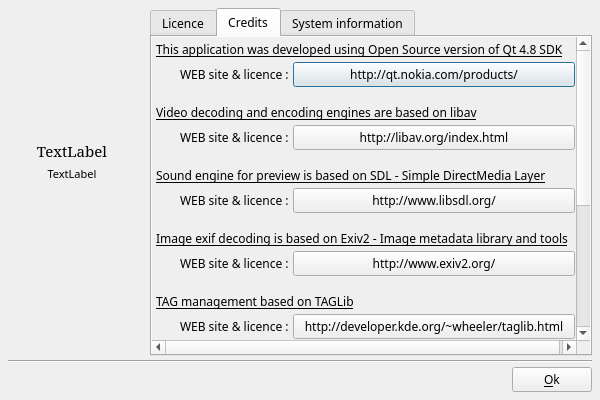
Old version of the form src/ffDiaporama/DlgAbout/DlgAbout.ui in the repository boenki/ffdiaporama.
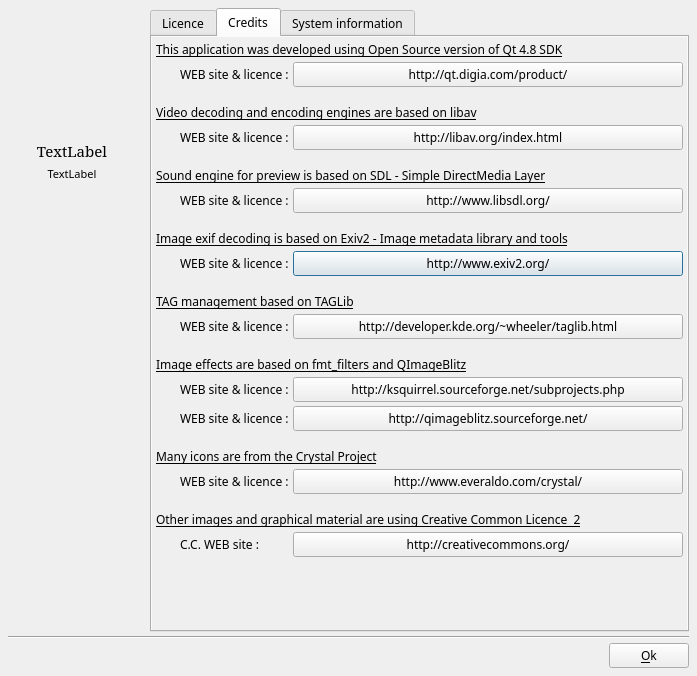
New version of the form. Icons and pictures are not drawn.

Patch:
```diff
--- a/src/ffDiaporama/DlgAbout/DlgAbout.ui
+++ b/src/ffDiaporama/DlgAbout/DlgAbout.ui
@@ -6,8 +6,8 @@
    <rect>
     <x>0</x>
     <y>0</y>
-    <width>600</width>
-    <height>400</height>
+    <width>697</width>
+    <height>676</height>
    </rect>
   </property>
   <property name="minimumSize">
@@ -236,8 +236,8 @@
                <rect>
                 <x>0</x>
                 <y>0</y>
-                <width>441</width>
-                <height>551</height>
+                <width>530</width>
+                <height>587</height>
                </rect>
               </property>
               <layout class="QGridLayout" name="gridLayout_2">
@@ -288,6 +288,23 @@
                  </property>
                 </widget>
                </item>
+               <item row="7" column="2">
+                <widget class="QPushButton" name="EXIV2WebSiteBT">
+                 <property name="sizePolicy">
+                  <sizepolicy hsizetype="Preferred" vsizetype="Fixed">
+                   <horstretch>0</horstretch>
+                   <verstretch>0</verstretch>
+                  </sizepolicy>
+                 </property>
+                 <property name="text">
+                  <string notr="true">http://www.exiv2.org/</string>
+                 </property>
+                 <property name="icon">
+                  <iconset resource="../../../RSCffDiaporama.qrc">
+                   <normaloff>:/img/Internet.png</normaloff>:/img/Internet.png</iconset>
+                 </property>
+                </widget>
+               </item>
                <item row="2" column="0" colspan="3">
                 <widget class="QLabel" name="label_5">
                  <property name="minimumSize">
@@ -381,7 +398,7 @@
                  </property>
                 </widget>
                </item>
-               <item row="16" column="0" colspan="3">
+               <item row="17" column="0" colspan="3">
                 <widget class="QLabel" name="label_12">
                  <property name="minimumSize">
                   <size>
@@ -405,21 +422,21 @@
                  </property>
                 </widget>
                </item>
-               <item row="18" column="1">
+               <item row="19" column="1">
                 <widget class="QLabel" name="label_13">
                  <property name="text">
                   <string>C.C. WEB site :</string>
                  </property>
                 </widget>
                </item>
-               <item row="14" column="1">
+               <item row="15" column="1">
                 <widget class="QLabel" name="label_15">
                  <property name="text">
                   <string>WEB site &amp; licence :</string>
                  </property>
                 </widget>
                </item>
-               <item row="13" column="0" colspan="3">
+               <item row="14" column="0" colspan="3">
                 <widget class="QLabel" name="label_14">
                  <property name="minimumSize">
                   <size>
@@ -457,7 +474,7 @@
                   </font>
                  </property>
                  <property name="text">
-                  <string>Image effects are based on fmt_filters</string>
+                  <string>Image effects are based on fmt_filters and QImageBlitz</string>
                  </property>
                  <property name="alignment">
                   <set>Qt::AlignBottom|Qt::AlignLeading|Qt::AlignLeft</set>
@@ -474,7 +491,7 @@
                  </property>
                 </widget>
                </item>
-               <item row="19" column="2">
+               <item row="20" column="2">
                 <spacer name="verticalSpacer_2">
                  <property name="orientation">
                   <enum>Qt::Vertical</enum>
@@ -496,7 +513,7 @@
                   </sizepolicy>
                  </property>
                  <property name="text">
-                  <string notr="true">http://qt.nokia.com/products/</string>
+                  <string notr="true">http://qt.digia.com/product/</string>
                  </property>
                  <property name="icon">
                   <iconset resource="../../../RSCffDiaporama.qrc">
@@ -538,23 +555,6 @@
                  </property>
                 </widget>
                </item>
-               <item row="7" column="2">
-                <widget class="QPushButton" name="EXIV2WebSiteBT">
-                 <property name="sizePolicy">
-                  <sizepolicy hsizetype="Preferred" vsizetype="Fixed">
-                   <horstretch>0</horstretch>
-                   <verstretch>0</verstretch>
-                  </sizepolicy>
-                 </property>
-                 <property name="text">
-                  <string notr="true">http://www.exiv2.org/</string>
-                 </property>
-                 <property name="icon">
-                  <iconset resource="../../../RSCffDiaporama.qrc">
-                   <normaloff>:/img/Internet.png</normaloff>:/img/Internet.png</iconset>
-                 </property>
-                </widget>
-               </item>
                <item row="12" column="2">
                 <widget class="QPushButton" name="FMTFWebSiteBT">
                  <property name="sizePolicy">
@@ -572,7 +572,7 @@
                  </property>
                 </widget>
                </item>
-               <item row="14" column="2">
+               <item row="15" column="2">
                 <widget class="QPushButton" name="CrystalWebSiteBT">
                  <property name="sizePolicy">
                   <sizepolicy hsizetype="Preferred" vsizetype="Fixed">
@@ -589,7 +589,7 @@
                  </property>
                 </widget>
                </item>
-               <item row="18" column="2">
+               <item row="19" column="2">
                 <widget class="QPushButton" name="CC2WebSiteBT">
                  <property name="sizePolicy">
                   <sizepolicy hsizetype="Preferred" vsizetype="Fixed">
@@ -654,6 +654,30 @@
                  </property>
                 </widget>
                </item>
+               <item row="13" column="1">
+                <widget class="QLabel" name="label_22">
+                 <property name="text">
+                  <string>WEB site &amp; licence :</string>
+                 </property>
+                </widget>
+               </item>
+               <item row="13" column="2">
+                <widget class="QPushButton" name="QIBWebSiteBT">
+                 <property name="sizePolicy">
+                  <sizepolicy hsizetype="Preferred" vsizetype="Fixed">
+                   <horstretch>0</horstretch>
+                   <verstretch>0</verstretch>
+                  </sizepolicy>
+                 </property>
+                 <property name="text">
+                  <string notr="true">http://qimageblitz.sourceforge.net/</string>
+                 </property>
+                 <property name="icon">
+                  <iconset resource="../../../RSCffDiaporama.qrc">
+                   <normaloff>:/img/Internet.png</normaloff>:/img/Internet.png</iconset>
+                 </property>
+                </widget>
+               </item>
               </layout>
              </widget>
             </widget>
```
